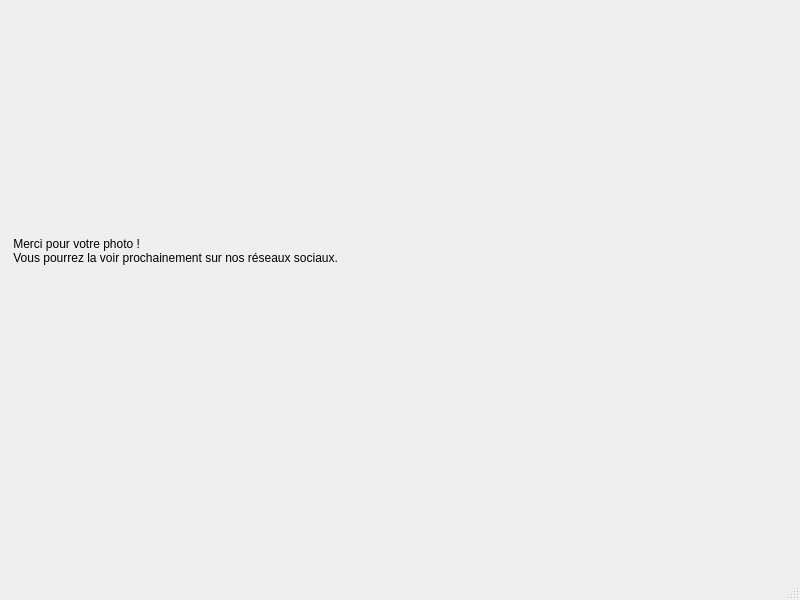
Qt form ui/thanks.ui (gusthiot/42nd_PhotoBooth) before a commit.
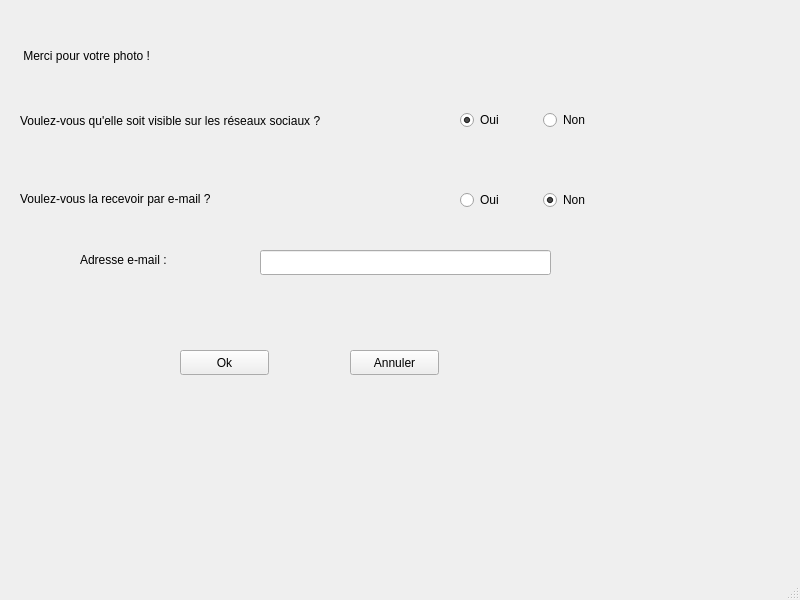
The same form after that commit.

```diff
--- a/ui/thanks.ui
+++ b/ui/thanks.ui
@@ -17,17 +17,155 @@
    <widget class="QLabel" name="label">
     <property name="geometry">
      <rect>
-      <x>10</x>
+      <x>20</x>
+      <y>20</y>
+      <width>201</width>
+      <height>71</height>
+     </rect>
+    </property>
+    <property name="text">
+     <string> Merci pour votre photo !</string>
+    </property>
+   </widget>
+   <widget class="QLabel" name="socialLabel">
+    <property name="geometry">
+     <rect>
+      <x>20</x>
+      <y>100</y>
+      <width>401</width>
+      <height>41</height>
+     </rect>
+    </property>
+    <property name="text">
+     <string>Voulez-vous qu'elle soit visible sur les réseaux sociaux ?</string>
+    </property>
+   </widget>
+   <widget class="QLabel" name="emailLabel">
+    <property name="geometry">
+     <rect>
+      <x>20</x>
       <y>190</y>
-      <width>461</width>
-      <height>121</height>
+      <width>311</width>
+      <height>17</height>
      </rect>
     </property>
     <property name="text">
-     <string> Merci pour votre photo ! 
- Vous pourrez la voir prochainement sur nos réseaux sociaux.</string>
+     <string>Voulez-vous la recevoir par e-mail ?</string>
     </property>
    </widget>
+   <widget class="QLineEdit" name="adressEdit">
+    <property name="geometry">
+     <rect>
+      <x>260</x>
+      <y>250</y>
+      <width>291</width>
+      <height>25</height>
+     </rect>
+    </property>
+   </widget>
+   <widget class="QLabel" name="adressLabel">
+    <property name="geometry">
+     <rect>
+      <x>80</x>
+      <y>250</y>
+      <width>141</width>
+      <height>20</height>
+     </rect>
+    </property>
+    <property name="text">
+     <string>Adresse e-mail :</string>
+    </property>
+   </widget>
+   <widget class="QPushButton" name="okButton">
+    <property name="geometry">
+     <rect>
+      <x>180</x>
+      <y>350</y>
+      <width>89</width>
+      <height>25</height>
+     </rect>
+    </property>
+    <property name="text">
+     <string>Ok</string>
+    </property>
+   </widget>
+   <widget class="QPushButton" name="cancelButton">
+    <property name="geometry">
+     <rect>
+      <x>350</x>
+      <y>350</y>
+      <width>89</width>
+      <height>25</height>
+     </rect>
+    </property>
+    <property name="text">
+     <string>Annuler</string>
+    </property>
+   </widget>
+   <widget class="QWidget" name="horizontalLayoutWidget">
+    <property name="geometry">
+     <rect>
+      <x>460</x>
+      <y>80</y>
+      <width>160</width>
+      <height>80</height>
+     </rect>
+    </property>
+    <layout class="QHBoxLayout" name="socialLayout">
+     <item>
+      <widget class="QRadioButton" name="socialYesButton">
+       <property name="text">
+        <string>Oui</string>
+       </property>
+       <property name="checked">
+        <bool>true</bool>
+       </property>
+      </widget>
+     </item>
+     <item>
+      <widget class="QRadioButton" name="socialNoButton">
+       <property name="text">
+        <string>Non</string>
+       </property>
+       <property name="checked">
+        <bool>false</bool>
+       </property>
+      </widget>
+     </item>
+    </layout>
+   </widget>
+   <widget class="QWidget" name="horizontalLayoutWidget_2">
+    <property name="geometry">
+     <rect>
+      <x>460</x>
+      <y>160</y>
+      <width>160</width>
+      <height>80</height>
+     </rect>
+    </property>
+    <layout class="QHBoxLayout" name="emailLayout">
+     <item>
+      <widget class="QRadioButton" name="emailYesButton">
+       <property name="text">
+        <string>Oui</string>
+       </property>
+       <property name="checked">
+        <bool>false</bool>
+       </property>
+      </widget>
+     </item>
+     <item>
+      <widget class="QRadioButton" name="emailNoButton">
+       <property name="text">
+        <string>Non</string>
+       </property>
+       <property name="checked">
+        <bool>true</bool>
+       </property>
+      </widget>
+     </item>
+    </layout>
+   </widget>
   </widget>
   <widget class="QStatusBar" name="statusbar"/>
  </widget>
```
Left out of the diff: 2 changed lines with no effect on the pictures.
